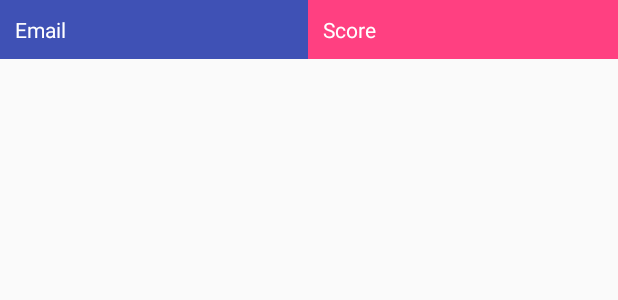
After one commit to reiyoshizawa/SupermanGame, an Android app: the layout history_header.xml on its own in the app's theme, with its tools: preview values and no code run, on a phone screen of 412 x 824 dp. The commit adds this screen. Shown: the top 300 px of the screen. Run offline under Robolectric (Android 15) with nearby library versions, the phone set to English and light mode, and no system bars.

Commit message:
add history menu

```diff
--- a/app/src/main/java/com/example/yoshizawarei/supermangame/UserScore.java
+++ b/app/src/main/java/com/example/yoshizawarei/supermangame/UserScore.java
@@ -14,10 +14,7 @@ public class UserScore {
 
     @Override
     public String toString() {
-        return "UserScore{" +
-                "email='" + email + '\'' +
-                ", score=" + score +
-                '}';
+        return email +  ", score : " + score;
     }
 
     public String getEmail() {
--- a/app/src/main/res/layout/activity_history.xml
+++ b/app/src/main/res/layout/activity_history.xml
@@ -8,12 +8,6 @@
     android:orientation="vertical"
     tools:context=".HistoryActivity">
 
-    <TextView
-        android:id="@+id/toHistory"
-        android:layout_width="match_parent"
-        android:layout_height="match_parent"
-        android:text="test"/>
-
     <ListView
         android:id="@+id/mListView"
         android:layout_width="match_parent"
--- /dev/null
+++ b/app/src/main/res/layout/history_header.xml
@@ -0,0 +1,32 @@
+<?xml version="1.0" encoding="utf-8"?>
+<TableLayout
+    xmlns:android="http://schemas.android.com/apk/res/android"
+    android:layout_width="match_parent"
+    android:layout_height="match_parent"
+    android:stretchColumns="*">
+
+    <TableRow
+        android:layout_width="match_parent"
+        android:layout_height="wrap_content">
+        <TextView
+            android:layout_column="0"
+            android:id="@+id/history_email"
+            android:layout_width="wrap_content"
+            android:layout_height="wrap_content"
+            android:text="Email"
+            android:background="@color/colorPrimary"
+            android:textColor="#ffffff"
+            android:padding="10dp"/>
+
+        <TextView
+            android:layout_column="1"
+            android:id="@+id/history_score"
+            android:layout_width="wrap_content"
+            android:layout_height="wrap_content"
+            android:text="Score"
+            android:background="@color/colorAccent"
+            android:textColor="#ffffff"
+            android:padding="10dp"/>
+    </TableRow>
+
+</TableLayout>
```
Also changed, not shown: app/src/main/java/com/example/yoshizawarei/supermangame/HistoryActivity.java (+39 -8 lines), app/src/main/java/com/example/yoshizawarei/supermangame/LoginActivity.java (+45 -41 lines), app/src/main/res/layout/activity_login.xml (+6 -6 lines).
